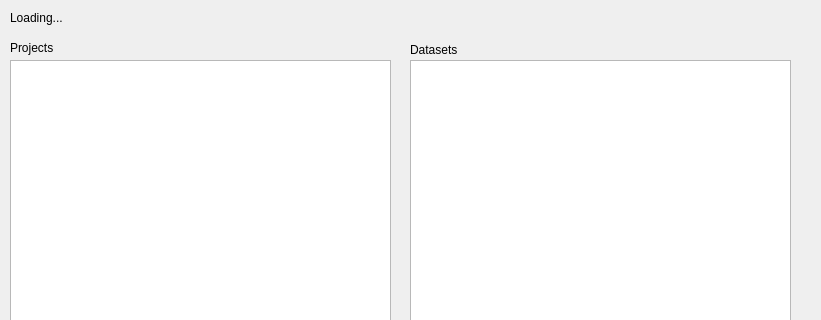
The window that amigocloud_dialog_base.ui (amigocloud/qgis-amigocloud-plugin) describes before a commit, drawn with Qt 5; both pictures show x 0 to 821 and y 0 to 320 of the 821 by 469 pixel window.
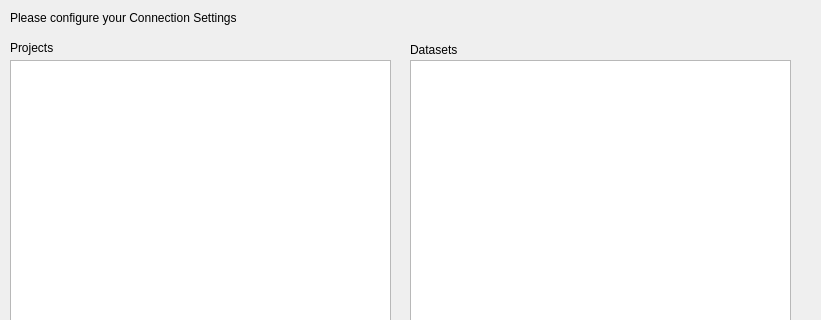
The same window after the commit.

The edit to the form file:
```diff
--- a/amigocloud_dialog_base.ui
+++ b/amigocloud_dialog_base.ui
@@ -94,7 +94,7 @@
     </rect>
    </property>
    <property name="text">
-    <string>Loading...</string>
+    <string>Please configure your Connection Settings</string>
    </property>
   </widget>
   <widget class="QToolButton" name="settings_button">
```
